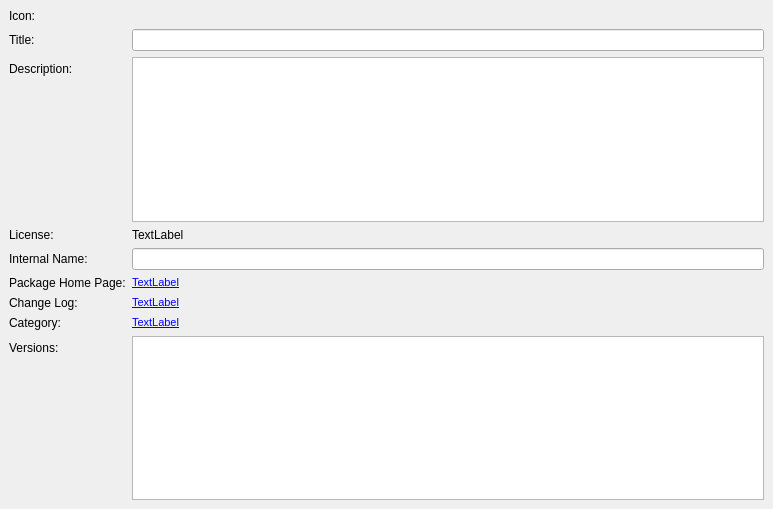
Above: wpmcpp/src/packageframe.ui from npackd/npackd-cpp before the change. Below: the same form after it.
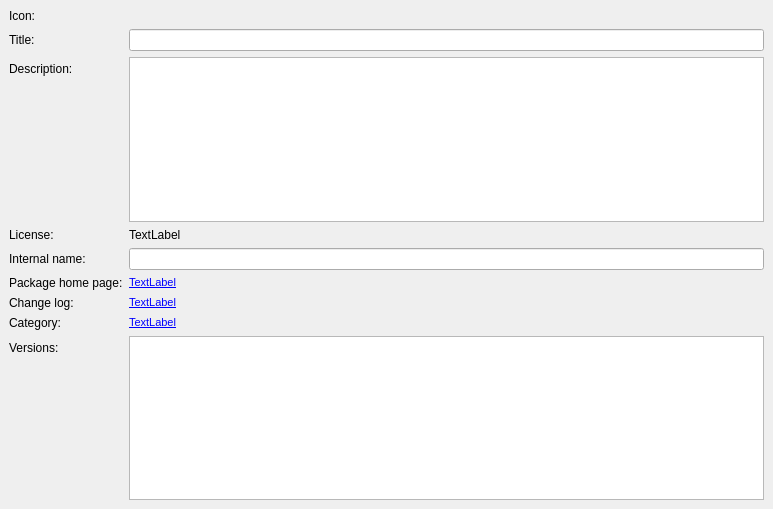
That is the form after the change.

Commit message: - use the PACKAGE2 table to ensure the compatibility with 1.19 - bugfix: npackdcl "path" should work even if Data.db is unavailable - lower case for GUI labels

```diff
--- a/wpmcpp/src/packageframe.ui
+++ b/wpmcpp/src/packageframe.ui
@@ -142,7 +142,7 @@
        <item row="4" column="0">
         <widget class="QLabel" name="label_3">
          <property name="text">
-          <string>Internal Name:</string>
+          <string>Internal name:</string>
          </property>
          <property name="buddy">
           <cstring>lineEditInternalName</cstring>
@@ -162,7 +162,7 @@
        <item row="5" column="0">
         <widget class="QLabel" name="label_14">
          <property name="text">
-          <string>Package Home Page:</string>
+          <string>Package home page:</string>
          </property>
         </widget>
        </item>
@@ -260,7 +260,7 @@
        <item row="7" column="0">
         <widget class="QLabel" name="label_7">
          <property name="text">
-          <string>Change Log:</string>
+          <string>Change log:</string>
          </property>
         </widget>
        </item>
```
The commit also changes 10 other files.
